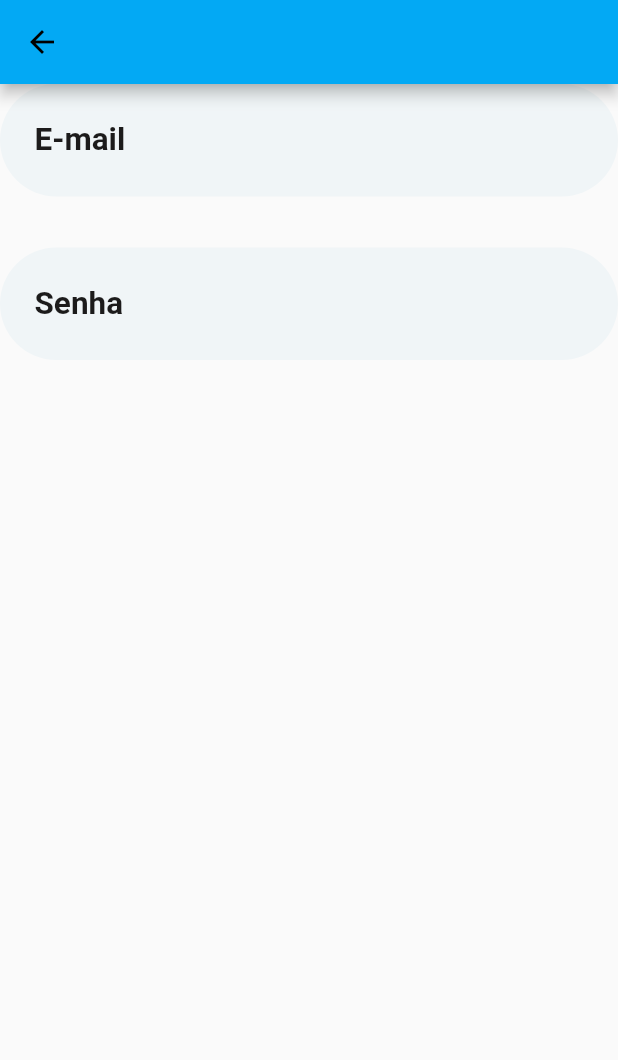
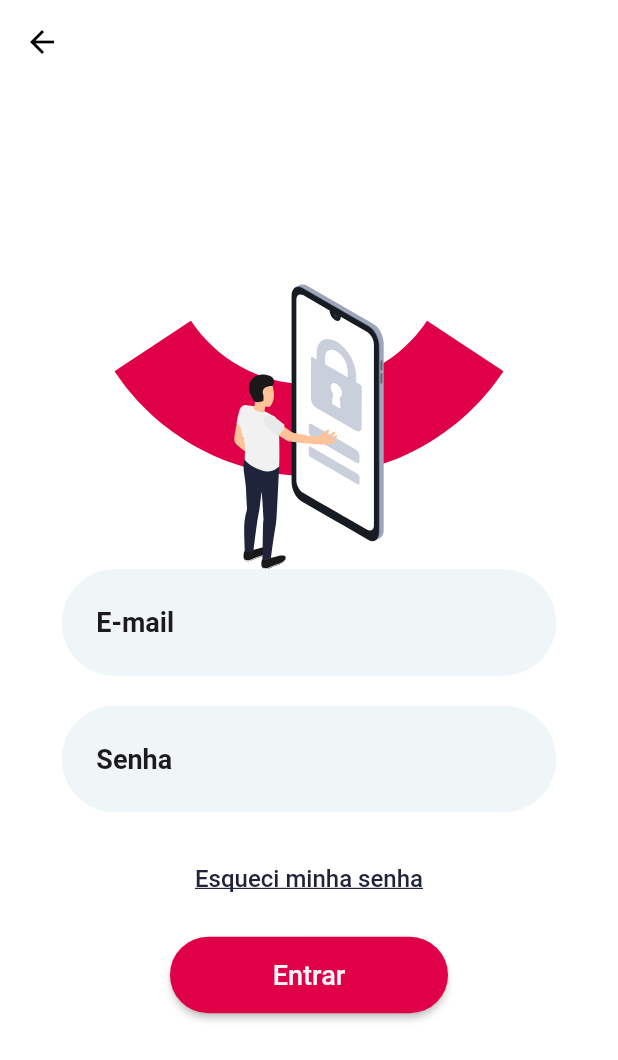
Before and after one commit to popsolutions/goop, a Flutter app: the LoginPage screen opened by its route, on a phone screen of 412 x 824 dp. Shown: the top 1060 px of the screen. Run offline on Flutter 3.47's test engine with Material 2 defaults, Android fonts, the phone set to English and light mode, and no system bars; our stand-ins replace flutter_svg.

Commit message:
Criadas as telas Splash, Login, Inicial e de Recuperar senha

```diff
--- a/lib/config/routes.dart
+++ b/lib/config/routes.dart
@@ -1,3 +1,6 @@
 class Routes {
+  static const String splash = 'splash';
+  static const String initial = 'initial';
   static const String login = 'login';
+  static const String recover_password = 'recover_password';
 }
--- a/lib/config/widgets_router.dart
+++ b/lib/config/widgets_router.dart
@@ -1,8 +1,14 @@
 import 'package:goop/config/routes.dart';
+import 'package:goop/pages/initial/initial_page.dart';
 import 'package:goop/pages/login/login_page.dart';
+import 'package:goop/pages/recover_password/recover_password_page.dart';
+import 'package:goop/pages/splash/splash_page.dart';
 
 class WidgetsRouter {
   static final routes = {
+    Routes.splash: (context) => SplashPage(),
+    Routes.initial: (context) => InitialPage(),
     Routes.login: (context) => const LoginPage(),
+    Routes.recover_password: (context) => RecoverPasswordPage(),
   };
 }
--- /dev/null
+++ b/lib/pages/components/goop_button.dart
@@ -0,0 +1,38 @@
+import 'package:flutter/material.dart';
+import 'package:goop/pages/components/goop_colors.dart';
+
+class GoopButton extends StatelessWidget {
+  final String text;
+  final action;
+
+  const GoopButton({
+    Key key,
+    @required this.text,
+    this.action,
+  }) : super(key: key);
+
+  @override
+  Widget build(BuildContext context) {
+    return Container(
+      margin: EdgeInsets.all(15),
+      width: MediaQuery.of(context).size.width * .45,
+      child: ElevatedButton(
+        style: ElevatedButton.styleFrom(
+          padding: EdgeInsets.all(15),
+          primary: GoopColors.red,
+          shape: RoundedRectangleBorder(
+            borderRadius: BorderRadius.circular(30),
+          ),
+        ),
+        child: Text(
+          text,
+          style: TextStyle(
+            color: GoopColors.neutralGrey,
+            fontSize: 18,
+          ),
+        ),
+        onPressed: action,
+      ),
+    );
+  }
+}
--- /dev/null
+++ b/lib/pages/components/goop_images.dart
@@ -0,0 +1,6 @@
+class GoopImages {
+  static const logo = 'assets/images/logo.svg';
+  static const initial = 'assets/images/initial.svg';
+  static const login = 'assets/images/login.svg';
+  static const recover_password = 'assets/images/recover_password.svg';
+}
--- a/lib/pages/components/goop_text_form_field.dart
+++ b/lib/pages/components/goop_text_form_field.dart
@@ -1,16 +1,21 @@
 import 'package:flutter/material.dart';
 
 class GoopTextFormField extends StatelessWidget {
-  static const _kMinHeight = 109.0;
   final String hintText;
 
-  const GoopTextFormField({Key key, this.hintText}) : super(key: key);
+  const GoopTextFormField({
+    Key key,
+    this.hintText,
+  }) : super(key: key);
+
   @override
   Widget build(BuildContext context) {
-    return ConstrainedBox(
-      constraints: const BoxConstraints(minHeight: _kMinHeight),
+    return Container(
+      padding: EdgeInsets.only(bottom: 20),
       child: TextFormField(
-        decoration: InputDecoration(hintText: hintText),
+        decoration: InputDecoration(
+          hintText: hintText,
+        ),
       ),
     );
   }
--- a/lib/pages/login/login_page.dart
+++ b/lib/pages/login/login_page.dart
@@ -1,4 +1,9 @@
 import 'package:flutter/material.dart';
+import 'package:flutter_svg/flutter_svg.dart';
+import 'package:goop/config/routes.dart';
+import 'package:goop/pages/components/goop_button.dart';
+import 'package:goop/pages/components/goop_colors.dart';
+import 'package:goop/pages/components/goop_images.dart';
 import 'package:goop/pages/components/goop_text_form_field.dart';
 
 class LoginPage extends StatefulWidget {
@@ -10,20 +15,51 @@ class LoginPage extends StatefulWidget {
 class _LoginPageState extends State<LoginPage> {
   @override
   Widget build(BuildContext context) {
+    final mediaQuery = MediaQuery.of(context).size;
+
     return GestureDetector(
       onTap: FocusScope.of(context).unfocus,
       child: Scaffold(
         appBar: AppBar(),
-        body: SingleChildScrollView(
+        body: Center(
+          child: SingleChildScrollView(
+            child: Container(
+              width: mediaQuery.width * .8,
               child: Column(
                 children: [
+                  Container(
+                    height: 190,
+                    child: SvgPicture.asset(GoopImages.login),
+                  ),
                   GoopTextFormField(
                     hintText: "E-mail",
                   ),
                   GoopTextFormField(
                     hintText: "Senha",
                   ),
+                  TextButton(
+                    child: Text(
+                      'Esqueci minha senha',
+                      style: TextStyle(
+                        fontSize: 16,
+                        decoration: TextDecoration.underline,
+                        color: GoopColors.darkBlue,
+                      ),
+                    ),
+                    onPressed: () {
+                      Navigator.pushNamed(
+                        context,
+                        Routes.recover_password,
+                      );
+                    },
+                  ),
+                  GoopButton(
+                    text: 'Entrar',
+                    action: () {},
+                  ),
                 ],
+              ),
+            ),
           ),
         ),
       ),
```
Also changed, not shown: lib/main.dart (+16 -7 lines), lib/pages/initial/initial_page.dart (added, +39 -0 lines), lib/pages/recover_password/recover_password_page.dart (added, +51 -0 lines), lib/pages/splash/splash_page.dart (added, +33 -0 lines), pubspec.yaml (+4 -45 lines), assets/images/initial.svg (added), assets/images/login.svg (added), assets/images/logo.svg (added), assets/images/recover_password.svg (added). Lines whose indentation alone changed are shown as unchanged.
